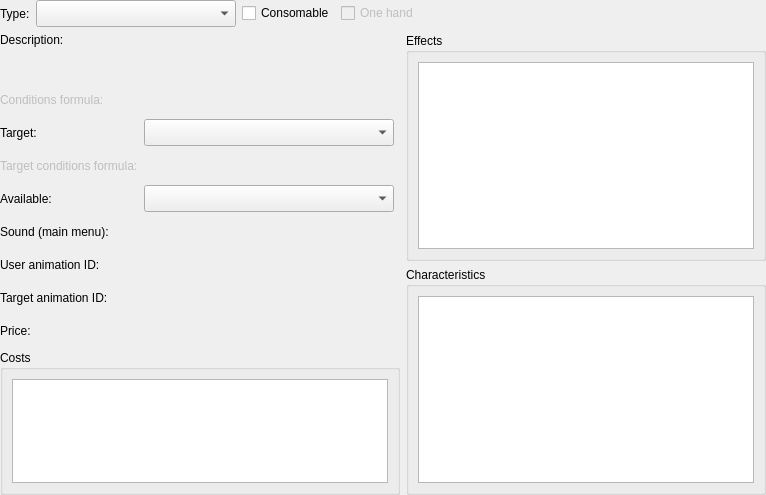
The window that Editor/CustomWidgets/paneldatascommonskillitem.ui (RPG-Paper-Maker/RPG-Paper-Maker) describes before a commit, drawn with Qt 5.
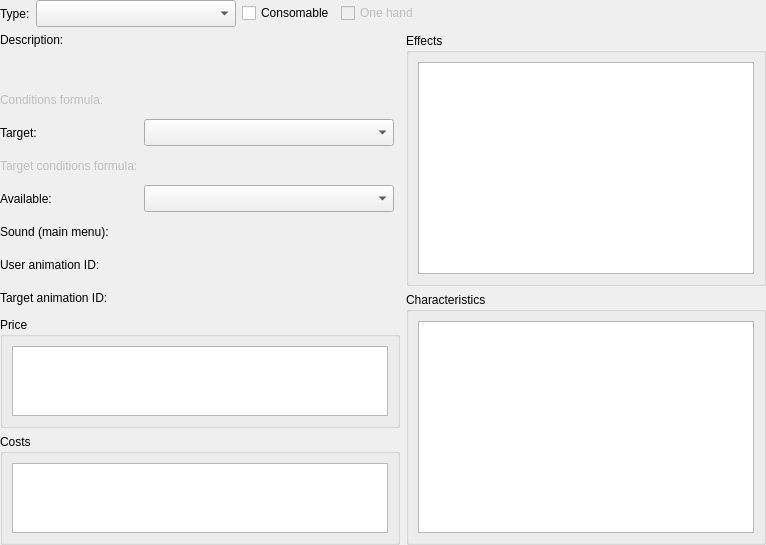
The same window after the commit. Custom widgets are drawn as their Qt base class.

Commit message: [WIP] Command shop menu: price sold item, chance price in items, weapons, armors

What changed in the file:
```diff
--- a/Editor/CustomWidgets/paneldatascommonskillitem.ui
+++ b/Editor/CustomWidgets/paneldatascommonskillitem.ui
@@ -104,7 +104,7 @@
      <item>
       <layout class="QHBoxLayout" name="horizontalLayout_2" stretch="0,1">
        <item>
-        <layout class="QVBoxLayout" name="verticalLayout_2" stretch="0,1">
+        <layout class="QVBoxLayout" name="verticalLayout_2" stretch="0,1,1">
          <item>
           <layout class="QGridLayout" name="gridLayout_4">
            <item row="0" column="0">
@@ -302,29 +302,6 @@
              </property>
             </widget>
            </item>
-           <item row="10" column="0">
-            <widget class="QLabel" name="labelPrice">
-             <property name="text">
-              <string>Price:</string>
-             </property>
-            </widget>
-           </item>
-           <item row="10" column="1" colspan="2">
-            <widget class="PanelPrimitiveValue" name="panelPrimitiveValuePrice" native="true">
-             <property name="minimumSize">
-              <size>
-               <width>250</width>
-               <height>27</height>
-              </size>
-             </property>
-             <property name="maximumSize">
-              <size>
-               <width>250</width>
-               <height>27</height>
-              </size>
-             </property>
-            </widget>
-           </item>
            <item row="3" column="1">
             <widget class="PanelPrimitiveValue" name="panelPrimitiveValueConditions" native="true">
              <property name="enabled">
@@ -346,6 +323,18 @@
            </item>
           </layout>
          </item>
+         <item>
+          <widget class="QGroupBox" name="groupBoxPrice">
+           <property name="title">
+            <string>Price</string>
+           </property>
+           <layout class="QGridLayout" name="gridLayout_6">
+            <item row="0" column="0">
+             <widget class="WidgetSuperTree" name="treeViewPrice"/>
+            </item>
+           </layout>
+          </widget>
+         </item>
          <item>
           <widget class="QGroupBox" name="groupBoxCosts">
            <property name="title">
@@ -395,17 +384,17 @@
   </layout>
  </widget>
  <customwidgets>
+  <customwidget>
+   <class>WidgetSuperTree</class>
+   <extends>QTreeView</extends>
+   <header>widgetsupertree.h</header>
+  </customwidget>
   <customwidget>
    <class>PanelPrimitiveValue</class>
    <extends>QWidget</extends>
    <header>panelprimitivevalue.h</header>
    <container>1</container>
   </customwidget>
-  <customwidget>
-   <class>WidgetSuperTree</class>
-   <extends>QTreeView</extends>
-   <header>widgetsupertree.h</header>
-  </customwidget>
   <customwidget>
    <class>WidgetTextLang</class>
    <extends>QWidget</extends>
```
Left out of the diff: 184 changed lines with no effect on the pictures. The commit also changes 20 other files.
